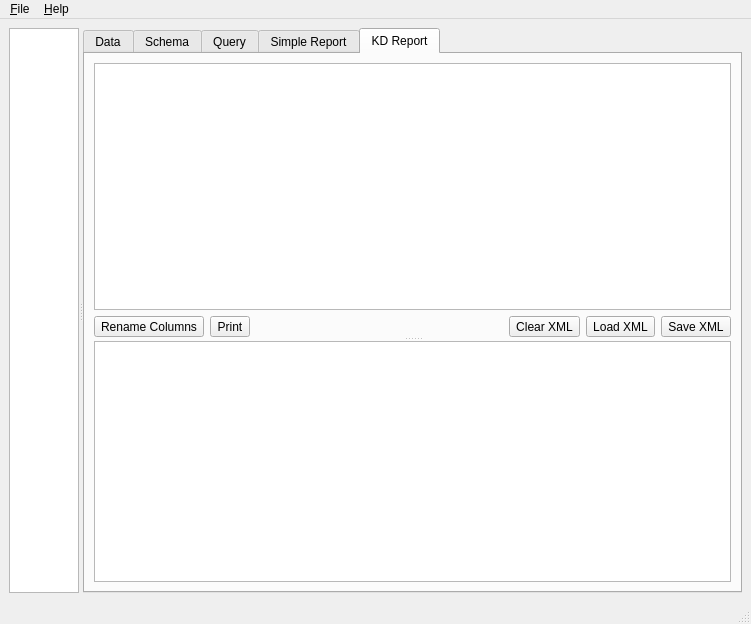
Above: MainWindow.ui from khomchenkovaa/QtSqlView before the change. Below: the same form after it.
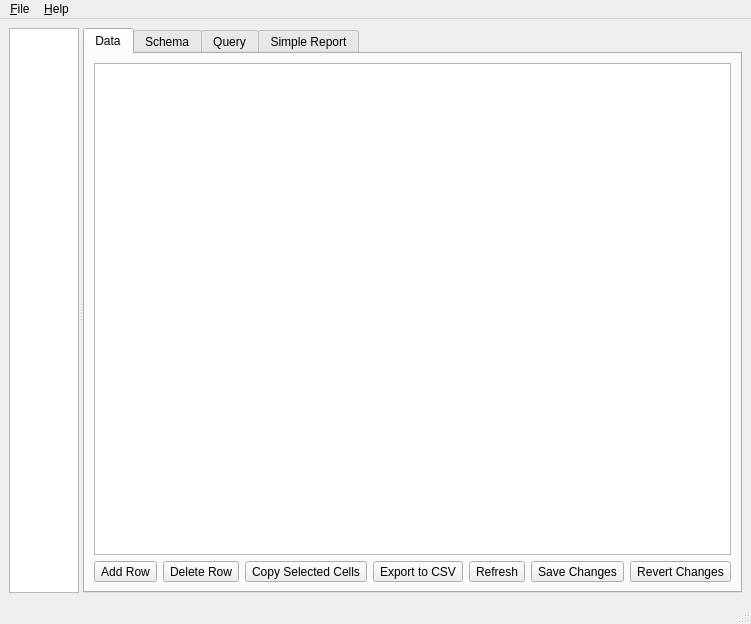
That is the form after the change. Icons and pictures are not drawn.

Commit message: [REF] extract KdReport tab

What changed in the file:
```diff
--- a/MainWindow.ui
+++ b/MainWindow.ui
@@ -614,107 +614,6 @@
          </item>
         </layout>
        </widget>
-       <widget class="QWidget" name="tabKdReport">
-        <attribute name="icon">
-         <iconset theme="document-print"/>
-        </attribute>
-        <attribute name="title">
-         <string>KD Report</string>
-        </attribute>
-        <layout class="QHBoxLayout" name="horizontalLayout_4">
-         <item>
-          <widget class="QSplitter" name="splitter_4">
-           <property name="orientation">
-            <enum>Qt::Vertical</enum>
-           </property>
-           <widget class="QWidget" name="">
-            <layout class="QVBoxLayout" name="verticalLayout_2">
-             <item>
-              <widget class="QTextEdit" name="editXml"/>
-             </item>
-             <item>
-              <layout class="QHBoxLayout" name="horizontalLayout_3">
-               <item>
-                <widget class="QToolButton" name="setKdHeadersButton">
-                 <property name="text">
-                  <string>Rename Columns</string>
-                 </property>
-                 <property name="icon">
-                  <iconset theme="insert-text"/>
-                 </property>
-                </widget>
-               </item>
-               <item>
-                <widget class="QToolButton" name="printKdReportButton">
-                 <property name="text">
-                  <string>Print</string>
-                 </property>
-                 <property name="icon">
-                  <iconset theme="printer"/>
-                 </property>
-                </widget>
-               </item>
-               <item>
-                <spacer name="horizontalSpacer_2">
-                 <property name="orientation">
-                  <enum>Qt::Horizontal</enum>
-                 </property>
-                 <property name="sizeHint" stdset="0">
-                  <size>
-                   <width>40</width>
-                   <height>20</height>
-                  </size>
-                 </property>
-                </spacer>
-               </item>
-               <item>
-                <widget class="QToolButton" name="clearXmlButton">
-                 <property name="toolTip">
-                  <string>Clear Report description</string>
-                 </property>
-                 <property name="text">
-                  <string>Clear XML</string>
-                 </property>
-                 <property name="icon">
-                  <iconset theme="edit-clear"/>
-                 </property>
-                </widget>
-               </item>
-               <item>
-                <widget class="QToolButton" name="loadXmlButton">
-                 <property name="toolTip">
-                  <string>Load Report description</string>
-                 </property>
-                 <property name="text">
-                  <string>Load XML</string>
-                 </property>
-                 <property name="icon">
-                  <iconset theme="document-open"/>
-                 </property>
-                </widget>
-               </item>
-               <item>
-                <widget class="QToolButton" name="saveXmlButton">
-                 <property name="toolTip">
-                  <string>Save Report description</string>
-                 </property>
-                 <property name="text">
-                  <string>Save XML</string>
-                 </property>
-                 <property name="icon">
-                  <iconset theme="document-save"/>
-                 </property>
-                </widget>
-               </item>
-              </layout>
-             </item>
-            </layout>
-           </widget>
-           <widget class="QTableView" name="queryKdTable"/>
-          </widget>
-         </item>
-        </layout>
-       </widget>
       </widget>
      </widget>
     </item>
```
The commit also changes 6 other files.
